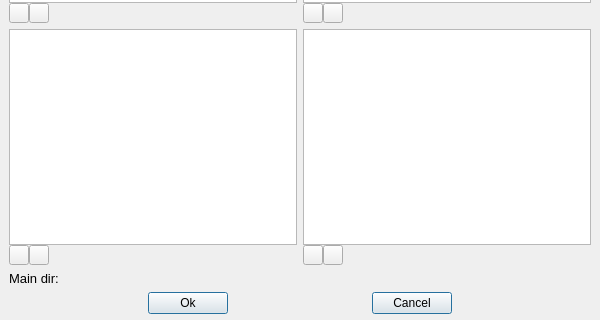
This is spinetoolbox/ui/tool_template_form.ui in spine-tools/Spine-Toolbox as Qt 5 draws it before an edit; both pictures show x 0 to 600 and y 414 to 734 of the 600 by 734 pixel window. The edited form follows.
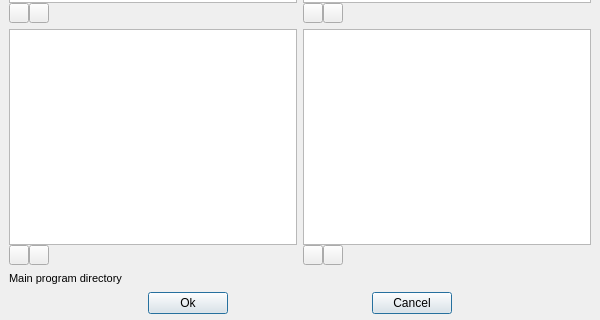
This is the edited form. Icons and pictures are not drawn. Custom widgets are drawn as their Qt base class.

Commit message: Issue #62 updated. Creating subdirectories to work directory. Also a lot of small UI changes to Tool Template form.

Patch:
```diff
--- a/spinetoolbox/ui/tool_template_form.ui
+++ b/spinetoolbox/ui/tool_template_form.ui
@@ -42,6 +42,9 @@
   <property name="windowTitle">
    <string>Tool Template</string>
   </property>
+  <property name="styleSheet">
+   <string notr="true"/>
+  </property>
   <layout class="QVBoxLayout" name="verticalLayout_6">
    <property name="spacing">
     <number>0</number>
@@ -675,22 +678,28 @@
         <widget class="QLabel" name="label">
          <property name="maximumSize">
           <size>
-           <width>60</width>
+           <width>16777215</width>
            <height>16777215</height>
           </size>
          </property>
          <property name="font">
           <font>
-           <pointsize>10</pointsize>
+           <pointsize>8</pointsize>
           </font>
          </property>
          <property name="text">
-          <string>Main dir:</string>
+          <string>Main program directory</string>
          </property>
         </widget>
        </item>
        <item>
         <widget class="QLabel" name="label_mainpath">
+         <property name="sizePolicy">
+          <sizepolicy hsizetype="Expanding" vsizetype="Preferred">
+           <horstretch>0</horstretch>
+           <verstretch>0</verstretch>
+          </sizepolicy>
+         </property>
          <property name="font">
           <font>
            <pointsize>10</pointsize>
```
Left out of the diff: 34 changed lines with no effect on the pictures. The commit also changes 26 other files.
